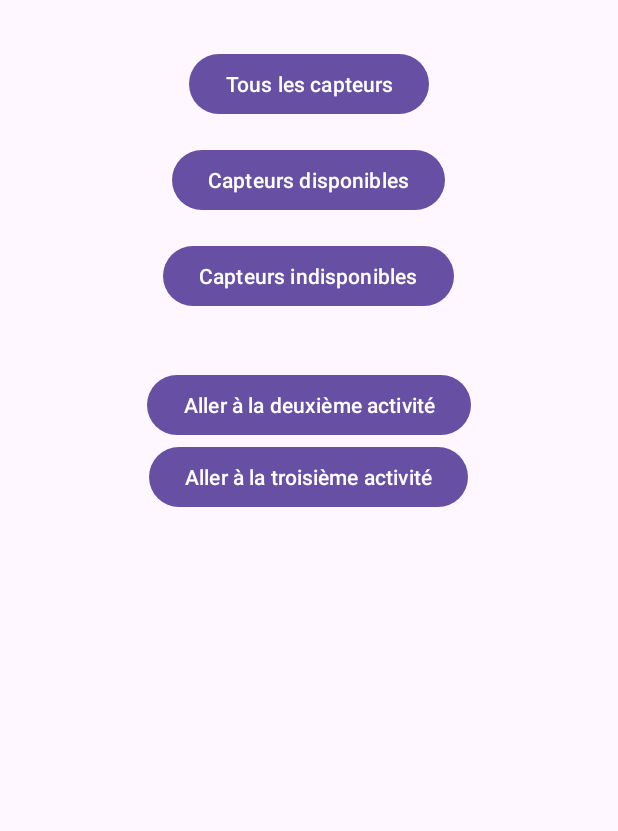
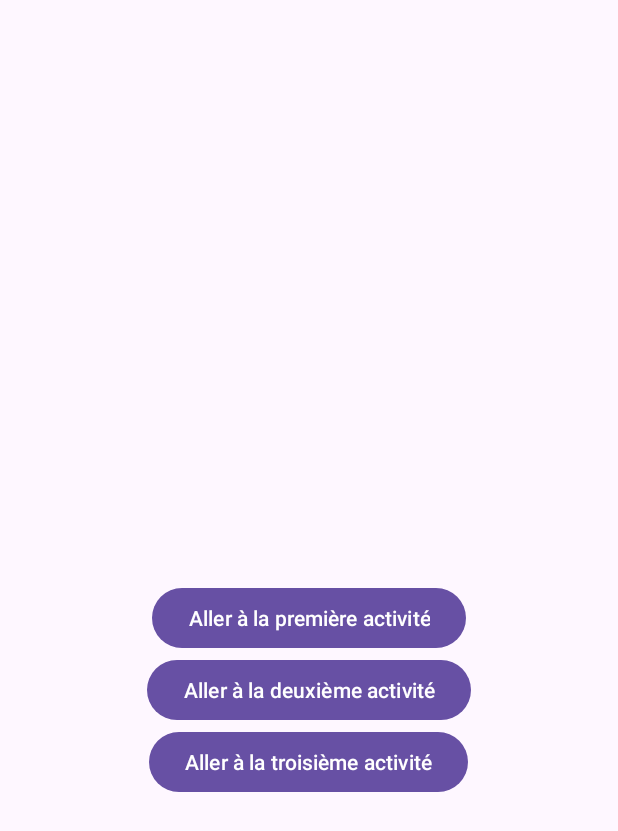
Before and after one commit to AdaamD/CapteurApp, an Android app: the screen it shows after launch (MainActivity), on a phone screen of 412 x 824 dp. Shown: the top 831 px of the screen. Run offline under Robolectric (Android 15) with nearby library versions, the phone set to English and light mode, and no system bars.

Commit message:
seaparation activity + direction ok

```diff
--- a/app/src/main/java/com/example/capteurapp/MainActivity.java
+++ b/app/src/main/java/com/example/capteurapp/MainActivity.java
@@ -12,10 +12,7 @@ import java.util.List;
 
 public class MainActivity extends AppCompatActivity {
 
-    private Button btnAllSensors;
-    private Button btnAvailableSensors;
-    private Button btnUnavailableSensors;
-    private TextView txtSensorList;
+    private Button btnGoToFirstActivity;
     private Button btnGoToSecondActivity;
     private Button btnGoToThirdActivity;
 
@@ -25,34 +22,18 @@ public class MainActivity extends AppCompatActivity {
         super.onCreate(savedInstanceState);
         setContentView(R.layout.activity_main);
 
-        btnAllSensors = findViewById(R.id.btnAllSensors);
-        btnAvailableSensors = findViewById(R.id.btnAvailableSensors);
-        btnUnavailableSensors = findViewById(R.id.btnUnavailableSensors);
-        txtSensorList = findViewById(R.id.txtSensorList);
+        btnGoToFirstActivity = findViewById(R.id.btnGoToFirstActivity);
         btnGoToSecondActivity = findViewById(R.id.btnGoToSecondActivity);
         btnGoToThirdActivity = findViewById(R.id.btnGoToThirdActivity);
 
 
-        btnAllSensors.setOnClickListener(new View.OnClickListener() {
+        btnGoToFirstActivity.setOnClickListener(new View.OnClickListener() {
             @Override
             public void onClick(View v) {
-                displayAllSensors();
+                startActivity(new Intent(MainActivity.this, AllCaptorActivity.class));
             }
         });
 
-        btnAvailableSensors.setOnClickListener(new View.OnClickListener() {
-            @Override
-            public void onClick(View v) {
-                displayAvailableSensors();
-            }
-        });
-
-        btnUnavailableSensors.setOnClickListener(new View.OnClickListener() {
-            @Override
-            public void onClick(View v) {
-                displayUnavailableSensors();
-            }
-        });
 
         btnGoToSecondActivity.setOnClickListener(new View.OnClickListener() {
             @Override
@@ -69,43 +50,4 @@ public class MainActivity extends AppCompatActivity {
         });
     }
 
-    private void displayAllSensors() {
-        SensorManager sensorManager = (SensorManager) getSystemService(SENSOR_SERVICE);
-        List<Sensor> sensorList = sensorManager.getSensorList(Sensor.TYPE_ALL);
-        StringBuilder sensorStringBuilder = new StringBuilder();
-
-        for (Sensor sensor : sensorList) {
-            sensorStringBuilder.append(sensor.getName()).append("\n");
-        }
-
-        txtSensorList.setText(sensorStringBuilder.toString());
-    }
-
-    private void displayAvailableSensors() {
-        SensorManager sensorManager = (SensorManager) getSystemService(SENSOR_SERVICE);
-        List<Sensor> sensorList = sensorManager.getSensorList(Sensor.TYPE_ALL);
-        StringBuilder availableSensorStringBuilder = new StringBuilder();
-
-        for (Sensor sensor : sensorList) {
-            if (sensor != null) {
-                availableSensorStringBuilder.append(sensor.getName()).append("\n");
-            }
-        }
-
-        txtSensorList.setText(availableSensorStringBuilder.toString());
-    }
-
-    private void displayUnavailableSensors() {
-        SensorManager sensorManager = (SensorManager) getSystemService(SENSOR_SERVICE);
-        List<Sensor> sensorList = sensorManager.getSensorList(Sensor.TYPE_ALL);
-        StringBuilder unavailableSensorStringBuilder = new StringBuilder();
-
-        for (Sensor sensor : sensorList) {
-            if (sensor == null) {
-                unavailableSensorStringBuilder.append("Capteur indisponible : ").append(sensor.getName()).append("\n");
-            }
-        }
-
-        txtSensorList.setText(unavailableSensorStringBuilder.toString());
-    }
 }
--- a/app/src/main/java/com/example/capteurapp/ThirdActivity.java
+++ b/app/src/main/java/com/example/capteurapp/ThirdActivity.java
@@ -50,9 +50,9 @@ public class ThirdActivity extends AppCompatActivity implements SensorEventListe
         // Détection de la direction du mouvement en fonction des valeurs d'accélération
         String direction;
         if (Math.abs(x) > Math.abs(y) && Math.abs(x) > Math.abs(z)) {
-            direction = (x > 0) ? "Droite" : "Gauche";
+            direction = (x > 0) ? "Gauche" : "Droite";
         } else if (Math.abs(y) > Math.abs(x) && Math.abs(y) > Math.abs(z)) {
-            direction = (y > 0) ? "Bas" : "Haut";
+            direction = (y > 0) ? "Haut" : "Bas";
         } else {
             direction = (z > 0) ? "Avant" : "Arrière";
         }
--- a/app/src/main/res/layout/activity_main.xml
+++ b/app/src/main/res/layout/activity_main.xml
@@ -8,46 +8,17 @@
 
 
     <Button
-        android:id="@+id/btnAllSensors"
+        android:id="@+id/btnGoToFirstActivity"
         android:layout_width="wrap_content"
         android:layout_height="wrap_content"
-        android:text="Tous les capteurs"
-        android:layout_marginTop="16dp"
-        android:layout_centerHorizontal="true" />
-
-    <Button
-        android:id="@+id/btnAvailableSensors"
-        android:layout_width="wrap_content"
-        android:layout_height="wrap_content"
-        android:text="Capteurs disponibles"
-        android:layout_below="@id/btnAllSensors"
-        android:layout_marginTop="16dp"
-        android:layout_centerHorizontal="true" />
-
-    <Button
-        android:id="@+id/btnUnavailableSensors"
-        android:layout_width="wrap_content"
-        android:layout_height="wrap_content"
-        android:text="Capteurs indisponibles"
-        android:layout_below="@id/btnAvailableSensors"
-        android:layout_marginTop="16dp"
-        android:layout_centerHorizontal="true" />
-
-
-    <TextView
-        android:id="@+id/txtSensorList"
-        android:layout_width="wrap_content"
-        android:layout_height="wrap_content"
-        android:layout_below="@id/btnUnavailableSensors"
-        android:layout_marginTop="16dp"
-        android:textColor="@android:color/black"
-        android:textSize="16sp" />
+        android:text="Aller à la première activité"
+        android:layout_centerInParent="true"/>
 
     <Button
         android:id="@+id/btnGoToSecondActivity"
         android:layout_width="wrap_content"
         android:layout_height="wrap_content"
-        android:layout_below="@+id/txtSensorList"
+        android:layout_below="@id/btnGoToFirstActivity"
         android:text="Aller à la deuxième activité"
         android:layout_centerInParent="true"/>
 
```
Also changed, not shown: app/src/main/AndroidManifest.xml (+11 -5 lines), app/src/main/java/com/example/capteurapp/AllCaptorActivity.java (added, +96 -0 lines), app/src/main/res/layout/all_captor.xml (added, +42 -0 lines).
